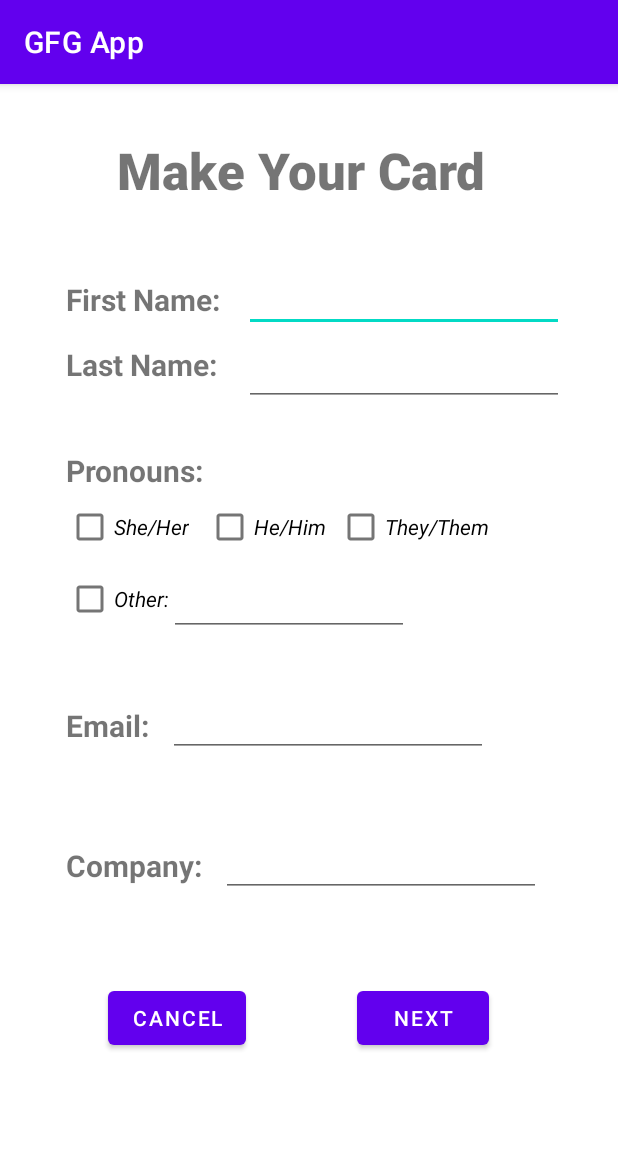
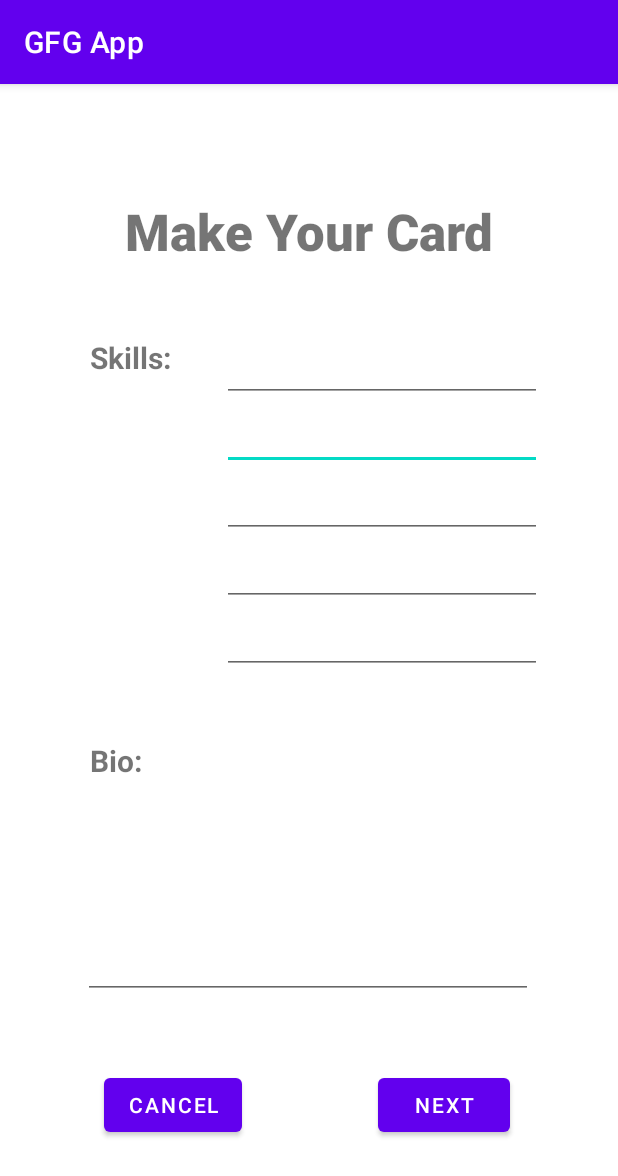
Before and after one commit to clr7695/BusinessBuddyv2, an Android app: the MakeCardActivity screen opened directly, with no data from a screen before it, after a tap on "NEXT", on a phone screen of 412 x 824 dp. Shown: the top 1176 px of the screen. Run offline under Robolectric (Android 15) with nearby library versions, the phone set to English and light mode, and no system bars; libraries missing offline, so code that uses them is left out: org.json.simple; 3 statements that could not run were skipped.

Commit message:
make card screen 2

```diff
--- a/app/build.gradle
+++ b/app/build.gradle
@@ -37,6 +37,19 @@ dependencies {
     implementation 'androidx.constraintlayout:constraintlayout:2.1.3'
     implementation files('src\\main\\java\\json-simple-1.1.1.jar\\json-simple-1.1.1.jar')
     implementation files('src\\main\\java\\json-simple-1.1.1.jar\\json-simple-1.1.1.jar')
+    implementation files('src\\main\\java\\jar_files\\banner-1.0.2.jar')
+    implementation files('src\\main\\java\\jar_files\\commons-collections4-4.1.jar')
+    implementation files('src\\main\\java\\jar_files\\commons-io-2.5.jar')
+    implementation files('src\\main\\java\\jar_files\\commons-lang3-3.6.jar')
+    implementation files('src\\main\\java\\jar_files\\core-3.4.0.jar')
+    implementation files('src\\main\\java\\jar_files\\core-java6-3.2.0.jar')
+    implementation files('src\\main\\java\\jar_files\\jai-imageio-core-1.4.0.jar')
+    implementation files('src\\main\\java\\jar_files\\javase-3.4.0.jar')
+    implementation files('src\\main\\java\\jar_files\\javase-java6-3.2.0.jar')
+    implementation files('src\\main\\java\\jar_files\\jcommander-1.72.jar')
+    implementation files('src\\main\\java\\jar_files\\slf4j-api-1.7.5.jar')
+    implementation files('src\\main\\java\\jar_files\\text-ui-0.0.2.jar')
+    implementation files('src\\main\\java\\jar_files\\zxing-1.1.1.jar')
     testImplementation 'junit:junit:4.13.2'
     androidTestImplementation 'androidx.test.ext:junit:1.1.4'
     androidTestImplementation 'androidx.test.espresso:espresso-core:3.5.0'
--- a/app/src/main/java/com/example/businessbuddyv2/MakeCardActivity.java
+++ b/app/src/main/java/com/example/businessbuddyv2/MakeCardActivity.java
@@ -89,6 +89,8 @@ public class MakeCardActivity extends AppCompatActivity {
                 CardRecord record = new CardRecord(cardFile.getAbsolutePath());
                 record.newCardPartial(input_first_name, input_last_name, input_pronouns, input_email, input_company, true);
 
+                Intent intent = new Intent(MakeCardActivity.this, MakeCardActivity2.class);
+                startActivity(intent);
 
             }
         });
--- /dev/null
+++ b/app/src/main/java/com/example/businessbuddyv2/MakeCardActivity2.java
@@ -0,0 +1,75 @@
+package com.example.businessbuddyv2;
+
+import androidx.appcompat.app.AppCompatActivity;
+
+import android.content.Context;
+import android.content.Intent;
+import android.os.Bundle;
+import android.view.View;
+import android.widget.Button;
+import android.widget.EditText;
+import android.widget.TextView;
+
+import java.io.File;
+
+public class MakeCardActivity2 extends AppCompatActivity {
+
+    private TextView c_tv_make_card_two;
+    private TextView c_tv_skills;
+    private EditText c_et_skill_one;
+    private EditText c_et_skill_two;
+    private EditText c_et_skill_three;
+    private EditText c_et_skill_four;
+    private EditText c_et_skill_five;
+    private TextView c_tv_bio;
+    private EditText c_et_bio;
+    private Button c_btn_cancel_make_card_two;
+    private Button c_btn_next_make_card_two;
+
+    @Override
+    protected void onCreate(Bundle savedInstanceState) {
+        super.onCreate(savedInstanceState);
+        setContentView(R.layout.activity_make_card2);
+
+        c_tv_make_card_two = findViewById(R.id.tv_make_card_two);
+        c_tv_skills = findViewById(R.id.tv_skills);
+        c_et_skill_one = findViewById(R.id.et_skill_one);
+        c_et_skill_two = findViewById(R.id.et_skill_two);
+        c_et_skill_three = findViewById(R.id.et_skill_three);
+        c_et_skill_four = findViewById(R.id.et_skill_four);
+        c_et_skill_five = findViewById(R.id.et_skill_five);
+        c_tv_bio = findViewById(R.id.tv_bio);
+        c_et_bio = findViewById(R.id.et_bio);
+        c_btn_cancel_make_card_two = findViewById(R.id.btn_cancel_make_card_two);
+        c_btn_next_make_card_two = findViewById(R.id.btn_next_make_card_two);
+
+        Context context = getApplicationContext();
+        File cardFile = context.getDir("cards", context.MODE_PRIVATE);
+
+        c_btn_next_make_card_two.setOnClickListener(new View.OnClickListener() {
+            @Override
+            public void onClick(View view) {
+                String input_bio = c_et_bio.getText().toString();
+                String[] skills = new String[5];
+                skills[0] = c_et_skill_one.getText().toString();
+                skills[1] = c_et_skill_two.getText().toString();
+                skills[2] = c_et_skill_three.getText().toString();
+                skills[3] = c_et_skill_four.getText().toString();
+                skills[4] = c_et_skill_five.getText().toString();
+
+
+                CardRecord record = new CardRecord(cardFile.getAbsolutePath());
+                record.newCardPartial2(skills, input_bio);
+
+            }
+        });
+
+        c_btn_cancel_make_card_two.setOnClickListener(new View.OnClickListener() {
+            @Override
+            public void onClick(View view) {
+                Intent intent = new Intent(MakeCardActivity2.this, MainActivity.class);
+                startActivity(intent);
+            }
+        });
+    }
+}
--- /dev/null
+++ b/app/src/main/res/layout/activity_make_card2.xml
@@ -0,0 +1,166 @@
+<?xml version="1.0" encoding="utf-8"?>
+<androidx.constraintlayout.widget.ConstraintLayout xmlns:android="http://schemas.android.com/apk/res/android"
+    xmlns:app="http://schemas.android.com/apk/res-auto"
+    xmlns:tools="http://schemas.android.com/tools"
+    android:layout_width="match_parent"
+    android:layout_height="match_parent"
+    tools:context=".MakeCardActivity2">
+
+    <Button
+        android:id="@+id/btn_next_make_card_two"
+        android:layout_width="wrap_content"
+        android:layout_height="wrap_content"
+        android:text="Next"
+        app:layout_constraintBottom_toBottomOf="parent"
+        app:layout_constraintEnd_toEndOf="parent"
+        app:layout_constraintHorizontal_bias="0.558"
+        app:layout_constraintStart_toEndOf="@+id/btn_cancel_make_card_two"
+        app:layout_constraintTop_toBottomOf="@+id/et_bio"
+        app:layout_constraintVertical_bias="0.422" />
+
+    <Button
+        android:id="@+id/btn_cancel_make_card_two"
+        android:layout_width="wrap_content"
+        android:layout_height="wrap_content"
+        android:text="Cancel"
+        app:layout_constraintBottom_toBottomOf="parent"
+        app:layout_constraintEnd_toEndOf="parent"
+        app:layout_constraintHorizontal_bias="0.216"
+        app:layout_constraintStart_toStartOf="parent"
+        app:layout_constraintTop_toBottomOf="@+id/et_bio"
+        app:layout_constraintVertical_bias="0.422" />
+
+    <EditText
+        android:id="@+id/et_skill_two"
+        android:layout_width="wrap_content"
+        android:layout_height="wrap_content"
+        android:layout_marginBottom="252dp"
+        android:ems="10"
+        android:inputType="textPersonName"
+        android:textStyle="italic"
+        app:layout_constraintBottom_toBottomOf="parent"
+        app:layout_constraintEnd_toEndOf="parent"
+        app:layout_constraintHorizontal_bias="0.746"
+        app:layout_constraintStart_toStartOf="parent"
+        app:layout_constraintTop_toBottomOf="@+id/et_skill_one"
+        app:layout_constraintVertical_bias="0.0" />
+
+    <TextView
+        android:id="@+id/tv_skills"
+        android:layout_width="wrap_content"
+        android:layout_height="wrap_content"
+        android:layout_marginBottom="368dp"
+        android:fontFamily="sans-serif"
+        android:text="Skills:"
+        android:textSize="20sp"
+        android:textStyle="bold"
+        app:layout_constraintBottom_toBottomOf="parent"
+        app:layout_constraintEnd_toEndOf="parent"
+        app:layout_constraintHorizontal_bias="0.168"
+        app:layout_constraintStart_toStartOf="parent"
+        app:layout_constraintTop_toBottomOf="@+id/tv_make_card_two"
+        app:layout_constraintVertical_bias="0.19" />
+
+    <TextView
+        android:id="@+id/tv_bio"
+        android:layout_width="wrap_content"
+        android:layout_height="wrap_content"
+        android:fontFamily="sans-serif"
+        android:text="Bio:"
+        android:textSize="20sp"
+        android:textStyle="bold"
+        app:layout_constraintBottom_toBottomOf="parent"
+        app:layout_constraintEnd_toEndOf="parent"
+        app:layout_constraintHorizontal_bias="0.159"
+        app:layout_constraintStart_toStartOf="parent"
+        app:layout_constraintTop_toBottomOf="@+id/et_skill_five"
+        app:layout_constraintVertical_bias="0.127" />
+
+    <EditText
+        android:id="@+id/et_skill_three"
+        android:layout_width="wrap_content"
+        android:layout_height="wrap_content"
+        android:layout_marginBottom="252dp"
+        android:ems="10"
+        android:inputType="textPersonName"
+        android:textStyle="italic"
+        app:layout_constraintBottom_toBottomOf="parent"
+        app:layout_constraintEnd_toEndOf="parent"
+        app:layout_constraintHorizontal_bias="0.746"
+        app:layout_constraintStart_toStartOf="parent"
+        app:layout_constraintTop_toBottomOf="@+id/et_skill_two"
+        app:layout_constraintVertical_bias="0.0" />
+
+    <EditText
+        android:id="@+id/et_skill_one"
+        android:layout_width="wrap_content"
+        android:layout_height="wrap_content"
+        android:layout_marginBottom="252dp"
+        android:ems="10"
+        android:inputType="textPersonName"
+        android:textStyle="italic"
+        app:layout_constraintBottom_toBottomOf="parent"
+        app:layout_constraintEnd_toEndOf="parent"
+        app:layout_constraintHorizontal_bias="0.746"
+        app:layout_constraintStart_toStartOf="parent"
+        app:layout_constraintTop_toBottomOf="@+id/tv_make_card_two"
+        app:layout_constraintVertical_bias="0.132" />
+
+    <EditText
+        android:id="@+id/et_skill_five"
+        android:layout_width="wrap_content"
+        android:layout_height="wrap_content"
+        android:layout_marginBottom="252dp"
+        android:ems="10"
+        android:inputType="textPersonName"
+        android:textStyle="italic"
+        app:layout_constraintBottom_toBottomOf="parent"
+        app:layout_constraintEnd_toEndOf="parent"
+        app:layout_constraintHorizontal_bias="0.746"
+        app:layout_constraintStart_toStartOf="parent"
+        app:layout_constraintTop_toBottomOf="@+id/et_skill_four"
+        app:layout_constraintVertical_bias="0.0" />
+
+    <EditText
+        android:id="@+id/et_skill_four"
+        android:layout_width="wrap_content"
+        android:layout_height="wrap_content"
+        android:layout_marginBottom="252dp"
+        android:ems="10"
+        android:inputType="textPersonName"
+        android:textStyle="italic"
+        app:layout_constraintBottom_toBottomOf="parent"
+        app:layout_constraintEnd_toEndOf="parent"
+        app:layout_constraintHorizontal_bias="0.746"
+        app:layout_constraintStart_toStartOf="parent"
+        app:layout_constraintTop_toBottomOf="@+id/et_skill_three"
+        app:layout_constraintVertical_bias="0.0" />
+
+    <TextView
+        android:id="@+id/tv_make_card_two"
+        android:layout_width="wrap_content"
+        android:layout_height="wrap_content"
+        android:fontFamily="sans-serif-black"
+        android:text="Make Your Card"
+        android:textSize="34sp"
+        app:layout_constraintBottom_toBottomOf="parent"
+        app:layout_constraintEnd_toEndOf="parent"
+        app:layout_constraintStart_toStartOf="parent"
+        app:layout_constraintTop_toTopOf="parent"
+        app:layout_constraintVertical_bias="0.104" />
+
+    <EditText
+        android:id="@+id/et_bio"
+        android:layout_width="300dp"
+        android:layout_height="121dp"
+        android:ems="10"
+        android:gravity="start|top"
+        android:inputType="textMultiLine"
+        app:layout_constraintBottom_toBottomOf="parent"
+        app:layout_constraintEnd_toEndOf="parent"
+        app:layout_constraintHorizontal_bias="0.495"
+        app:layout_constraintStart_toStartOf="parent"
+        app:layout_constraintTop_toBottomOf="@+id/tv_bio"
+        app:layout_constraintVertical_bias="0.132" />
+
+</androidx.constraintlayout.widget.ConstraintLayout>
```
Also changed, not shown: app/src/main/AndroidManifest.xml (+17 -8 lines).
